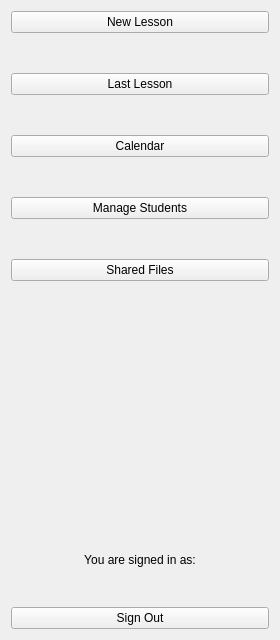
Above: designer/teacher_sidebar.ui from ltrel/piu-mosso-client before the change. Below: the same form after it.
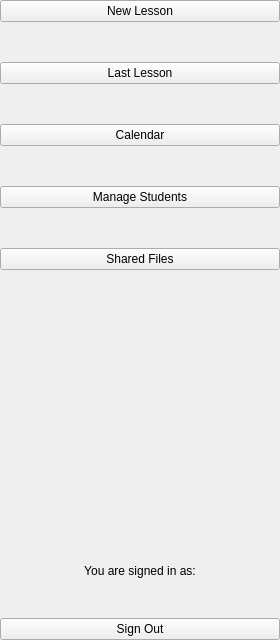
That is the form after the change.

Commit message: Remove unneeded margins in sidebar

```diff
--- a/designer/teacher_sidebar.ui
+++ b/designer/teacher_sidebar.ui
@@ -17,6 +17,18 @@
    <property name="spacing">
     <number>40</number>
    </property>
+   <property name="leftMargin">
+    <number>0</number>
+   </property>
+   <property name="topMargin">
+    <number>0</number>
+   </property>
+   <property name="rightMargin">
+    <number>0</number>
+   </property>
+   <property name="bottomMargin">
+    <number>0</number>
+   </property>
    <item>
     <widget class="QPushButton" name="new_button">
      <property name="sizePolicy">
```
The commit also changes 1 other file.
